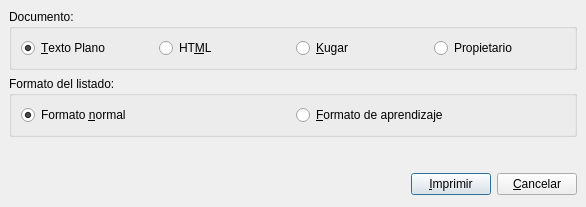
Above: bulmages/bulmacont/src/diarioprintbase.ui from eboladev/Bulmages-1 before the change. Below: the same form after it.
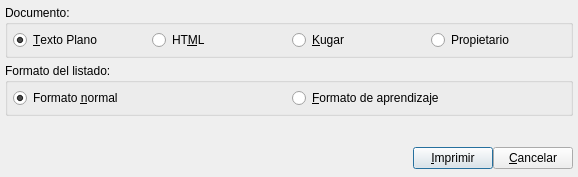
That is the form after the change.

Patch:
```diff
--- a/bulmages/bulmacont/src/diarioprintbase.ui
+++ b/bulmages/bulmacont/src/diarioprintbase.ui
@@ -5,28 +5,19 @@
    <rect>
     <x>0</x>
     <y>0</y>
-    <width>586</width>
-    <height>207</height>
+    <width>578</width>
+    <height>177</height>
    </rect>
   </property>
   <property name="windowTitle" >
    <string>Impresión del Diario</string>
   </property>
   <layout class="QVBoxLayout" >
+   <property name="margin" >
+    <number>5</number>
+   </property>
    <property name="spacing" >
-    <number>6</number>
-   </property>
-   <property name="leftMargin" >
-    <number>9</number>
-   </property>
-   <property name="topMargin" >
-    <number>9</number>
-   </property>
-   <property name="rightMargin" >
-    <number>9</number>
-   </property>
-   <property name="bottomMargin" >
-    <number>9</number>
+    <number>5</number>
    </property>
    <item>
     <widget class="QGroupBox" name="groupBox_2" >
@@ -34,20 +25,11 @@
       <string>Documento:</string>
      </property>
      <layout class="QHBoxLayout" >
+      <property name="margin" >
+       <number>5</number>
+      </property>
       <property name="spacing" >
-       <number>6</number>
-      </property>
-      <property name="leftMargin" >
-       <number>9</number>
-      </property>
-      <property name="topMargin" >
-       <number>9</number>
-      </property>
-      <property name="rightMargin" >
-       <number>9</number>
-      </property>
-      <property name="bottomMargin" >
-       <number>9</number>
+       <number>5</number>
       </property>
       <item>
        <widget class="QRadioButton" name="radiotexto" >
@@ -107,20 +89,11 @@
       <string>Formato del listado:</string>
      </property>
      <layout class="QHBoxLayout" >
+      <property name="margin" >
+       <number>5</number>
+      </property>
       <property name="spacing" >
-       <number>6</number>
-      </property>
-      <property name="leftMargin" >
-       <number>9</number>
-      </property>
-      <property name="topMargin" >
-       <number>9</number>
-      </property>
-      <property name="rightMargin" >
-       <number>9</number>
-      </property>
-      <property name="bottomMargin" >
-       <number>9</number>
+       <number>5</number>
       </property>
       <item>
        <widget class="QRadioButton" name="radionormal" >
@@ -161,18 +134,6 @@
    <item>
     <layout class="QHBoxLayout" >
      <property name="spacing" >
-      <number>6</number>
-     </property>
-     <property name="leftMargin" >
-      <number>0</number>
-     </property>
-     <property name="topMargin" >
-      <number>0</number>
-     </property>
-     <property name="rightMargin" >
-      <number>0</number>
-     </property>
-     <property name="bottomMargin" >
       <number>0</number>
      </property>
      <item>
```
Left out of the diff: 3 changed lines with no effect on the pictures.
